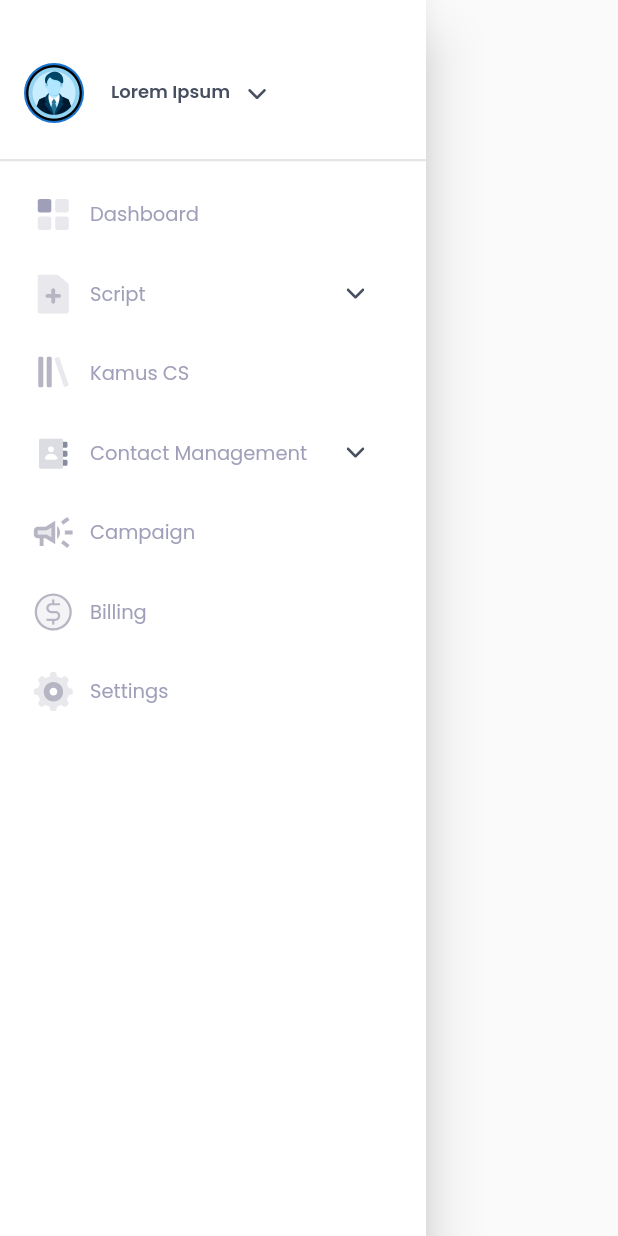
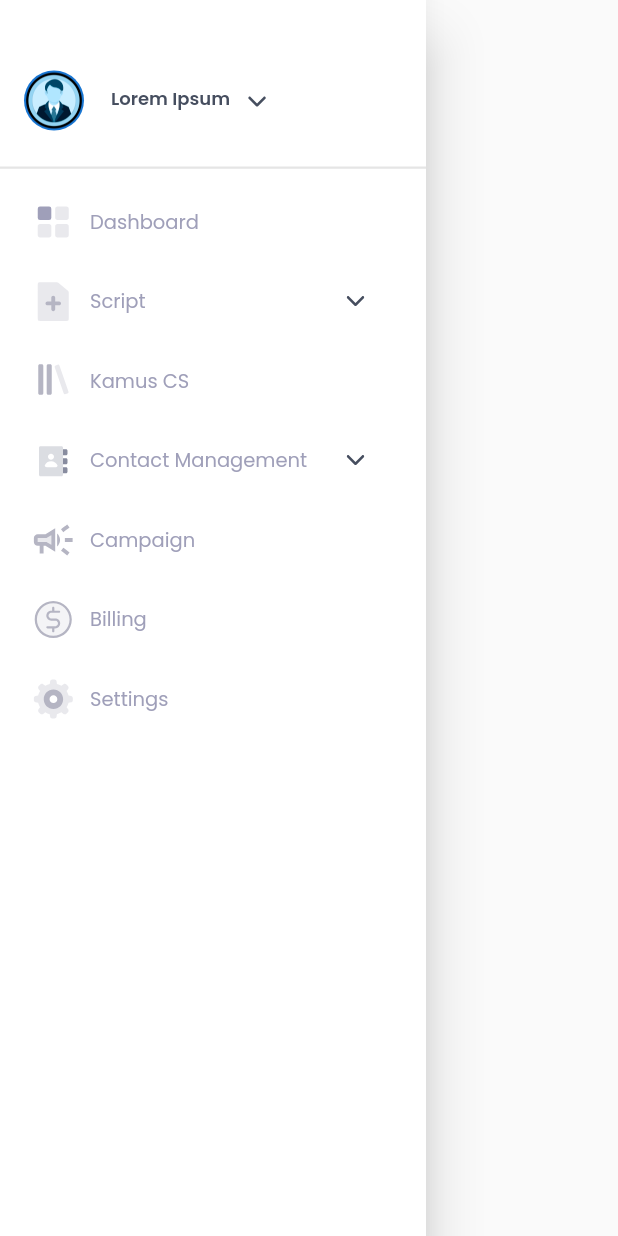
Before and after one commit to ezizull/StartADS, a Flutter app: the DashboardDrawer widget shown alone on an empty page, opened directly, on a phone screen of 412 x 824 dp. Run offline on Flutter 3.47's test engine with Material 2 defaults, Android fonts, the phone set to English and light mode, and no system bars; our stand-ins replace bloc, equatable, flutter_bloc, flutter_dotenv, flutter_svg, google_fonts; statements that could not run were skipped.

Commit message:
FIXING: sizing

```diff
--- a/lib/ui/screens/dashboard/component/dashboard_drawer.dart
+++ b/lib/ui/screens/dashboard/component/dashboard_drawer.dart
@@ -39,7 +39,7 @@ class _DashboardDrawerState extends State<DashboardDrawer>
           padding: const EdgeInsets.symmetric(vertical: 20),
           children: [
             HeaderDrawer(
-              margin: const EdgeInsets.only(right: 16, left: 16, top: 20),
+              margin: const EdgeInsets.only(right: 16, left: 16, top: 25),
             ),
             ListDroppedItems(
                 dropped: userDrop,
--- a/lib/ui/screens/dashboard/dashboard_screen.dart
+++ b/lib/ui/screens/dashboard/dashboard_screen.dart
@@ -135,7 +135,7 @@ class _DashboardScreenState extends State<DashboardScreen> {
             body: Center(
               child: Container(
                 width: swidth * 0.92,
-                height: sheight * 0.366,
+                height: 328,
                 alignment: Alignment.center,
                 padding: const EdgeInsets.all(20),
                 decoration: BoxDecoration(
@@ -145,7 +145,6 @@ class _DashboardScreenState extends State<DashboardScreen> {
                 child: Column(
                   children: [
                     Container(
-                      width: 242,
                       height: 136,
                       child: Image.asset(AppImage.paket_habis),
                       margin: const EdgeInsets.only(bottom: 20),
@@ -244,7 +243,7 @@ class _DashboardScreenState extends State<DashboardScreen> {
               double sheight = MediaQuery.of(context).size.height;
 
               /* Add Script Dialog */
-              return AddScriptDialog(height: sheight * 0.335);
+              return AddScriptDialog(height: sheight * 0.35);
             },
           )),
       elevation: 4,
```
